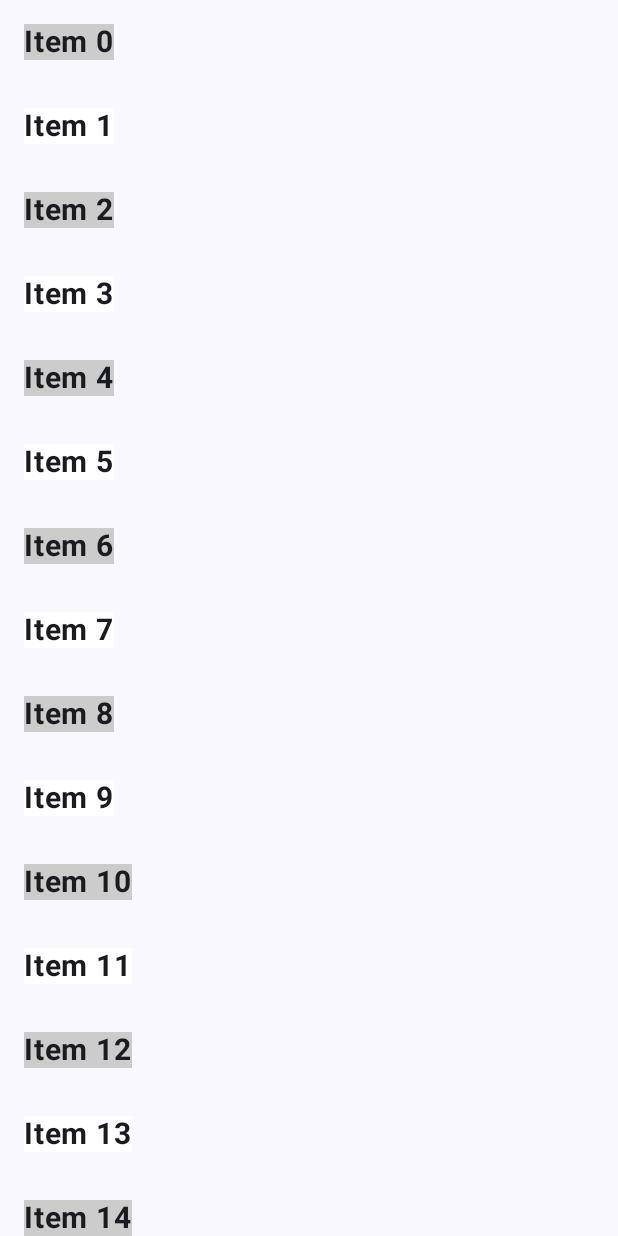
After one commit to Dev-Aditya-More/RandomStuffInCompose, an Android app built with Jetpack Compose: the composable ListScreen shown on its own in the app's theme, on a phone screen of 412 x 824 dp. The commit adds this screen. Run offline under Robolectric (Android 15) with nearby library versions, the phone set to English and light mode, and no system bars; 2 statements that could not run were skipped.

Commit message:
commit nav3 branch

```diff
--- /dev/null
+++ b/app/src/main/java/com/example/randomstuffincompose/ListScreen.kt
@@ -0,0 +1,37 @@
+package com.example.randomstuffincompose
+
+import androidx.compose.foundation.background
+import androidx.compose.foundation.clickable
+import androidx.compose.foundation.layout.padding
+import androidx.compose.foundation.lazy.LazyColumn
+import androidx.compose.material3.Text
+import androidx.compose.runtime.Composable
+import androidx.compose.ui.Modifier
+import androidx.compose.ui.graphics.Color
+import androidx.compose.ui.text.font.FontWeight
+import androidx.compose.ui.unit.dp
+import androidx.compose.ui.unit.sp
+
+@Composable
+fun ListScreen(onClick : (String) -> Unit){
+
+    LazyColumn {
+
+        repeat(50){
+            item{
+                Text(
+                  modifier = Modifier
+                      .clickable{
+                          onClick("Item $it")
+                      }
+                      .padding(16.dp)
+                      .background(if (it % 2 == 0) Color.LightGray else Color.White),
+
+                    text = "Item $it",
+                    fontSize = 20.sp,
+                    fontWeight = FontWeight.Bold
+                )
+            }
+        }
+    }
+}
--- a/build.gradle.kts
+++ b/build.gradle.kts
@@ -3,4 +3,5 @@ plugins {
     alias(libs.plugins.android.application) apply false
     alias(libs.plugins.kotlin.android) apply false
     alias(libs.plugins.kotlin.compose) apply false
+    alias(libs.plugins.jetbrains.kotlin.serialization) apply false
 }
```
Also changed, not shown: app/build.gradle.kts (+15 -0 lines), app/src/main/java/com/example/randomstuffincompose/DetailsScreen.kt (added, +25 -0 lines), app/src/main/java/com/example/randomstuffincompose/MainActivity.kt (+55 -22 lines), gradle/libs.versions.toml (+35 -8 lines).
